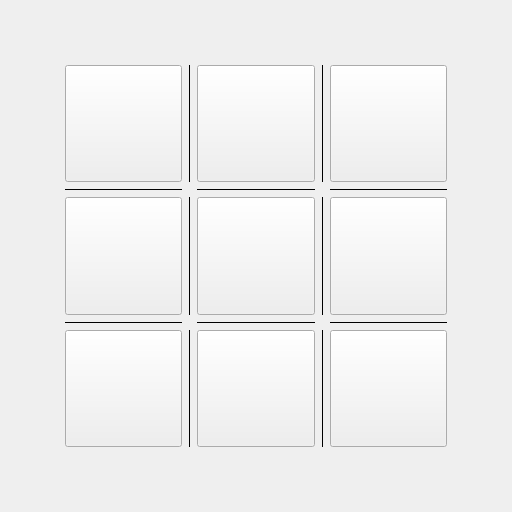
Old version of the form logdoctor/games/crisscross.ui in the repository elB4RTO/LogDoctor.
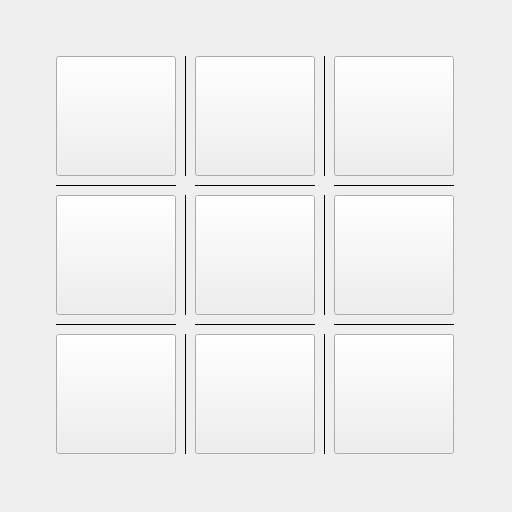
New version of the form. Icons and pictures are not drawn.

Commit message: Fixed cell size

What changed in the file:
```diff
--- a/logdoctor/games/crisscross.ui
+++ b/logdoctor/games/crisscross.ui
@@ -45,6 +45,21 @@
       </size>
      </property>
      <layout class="QGridLayout" name="gridLayout">
+      <property name="leftMargin">
+       <number>0</number>
+      </property>
+      <property name="topMargin">
+       <number>0</number>
+      </property>
+      <property name="rightMargin">
+       <number>0</number>
+      </property>
+      <property name="bottomMargin">
+       <number>0</number>
+      </property>
+      <property name="spacing">
+       <number>8</number>
+      </property>
       <item row="0" column="0">
        <widget class="QPushButton" name="button_NW">
         <property name="sizePolicy">
@@ -55,14 +70,14 @@
         </property>
         <property name="minimumSize">
          <size>
-          <width>64</width>
-          <height>64</height>
+          <width>120</width>
+          <height>120</height>
          </size>
         </property>
         <property name="maximumSize">
          <size>
-          <width>256</width>
-          <height>256</height>
+          <width>120</width>
+          <height>120</height>
          </size>
         </property>
         <property name="cursor">
@@ -96,14 +111,14 @@
         </property>
         <property name="minimumSize">
          <size>
-          <width>64</width>
-          <height>64</height>
+          <width>120</width>
+          <height>120</height>
          </size>
         </property>
         <property name="maximumSize">
          <size>
-          <width>256</width>
-          <height>256</height>
+          <width>120</width>
+          <height>120</height>
          </size>
         </property>
         <property name="cursor">
@@ -137,14 +152,14 @@
         </property>
         <property name="minimumSize">
          <size>
-          <width>64</width>
-          <height>64</height>
+          <width>120</width>
+          <height>120</height>
          </size>
         </property>
         <property name="maximumSize">
          <size>
-          <width>256</width>
-          <height>256</height>
+          <width>120</width>
+          <height>120</height>
          </size>
         </property>
         <property name="cursor">
@@ -198,14 +213,14 @@
         </property>
         <property name="minimumSize">
          <size>
-          <width>64</width>
-          <height>64</height>
+          <width>120</width>
+          <height>120</height>
          </size>
         </property>
         <property name="maximumSize">
          <size>
-          <width>256</width>
-          <height>256</height>
+          <width>120</width>
+          <height>120</height>
          </size>
         </property>
         <property name="cursor">
@@ -239,14 +254,14 @@
         </property>
         <property name="minimumSize">
          <size>
-          <width>64</width>
-          <height>64</height>
+          <width>120</width>
+          <height>120</height>
          </size>
         </property>
         <property name="maximumSize">
          <size>
-          <width>256</width>
-          <height>256</height>
+          <width>120</width>
+          <height>120</height>
          </size>
         </property>
         <property name="cursor">
@@ -280,14 +295,14 @@
         </property>
         <property name="minimumSize">
          <size>
-          <width>64</width>
-          <height>64</height>
+          <width>120</width>
+          <height>120</height>
          </size>
         </property>
         <property name="maximumSize">
          <size>
-          <width>256</width>
-          <height>256</height>
+          <width>120</width>
+          <height>120</height>
          </size>
         </property>
         <property name="cursor">
@@ -341,14 +356,14 @@
         </property>
         <property name="minimumSize">
          <size>
-          <width>64</width>
-          <height>64</height>
+          <width>120</width>
+          <height>120</height>
          </size>
         </property>
         <property name="maximumSize">
          <size>
-          <width>256</width>
-          <height>256</height>
+          <width>120</width>
+          <height>120</height>
          </size>
         </property>
         <property name="cursor">
@@ -382,14 +397,14 @@
         </property>
         <property name="minimumSize">
          <size>
-          <width>64</width>
-          <height>64</height>
+          <width>120</width>
+          <height>120</height>
          </size>
         </property>
         <property name="maximumSize">
          <size>
-          <width>256</width>
-          <height>256</height>
+          <width>120</width>
+          <height>120</height>
          </size>
         </property>
         <property name="cursor">
@@ -423,14 +438,14 @@
         </property>
         <property name="minimumSize">
          <size>
-          <width>64</width>
-          <height>64</height>
+          <width>120</width>
+          <height>120</height>
          </size>
         </property>
         <property name="maximumSize">
          <size>
-          <width>256</width>
-          <height>256</height>
+          <width>120</width>
+          <height>120</height>
          </size>
         </property>
         <property name="cursor">
```
